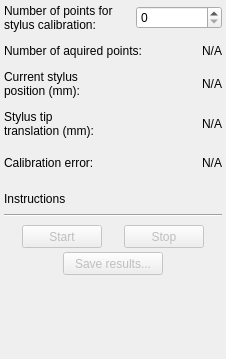
Above: PlusApp/fCal/Toolboxes/StylusCalibrationToolbox.ui from PlusToolkit/PlusApp before the change; both pictures show x 0 to 226 and y 0 to 359 of the 226 by 560 pixel window. Below: the same form after it.
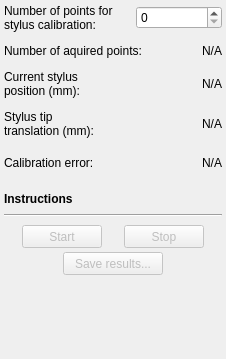
That is the form after the change.

Commit message: Fixed #375: Open result buttons changed to import; Open phantom definition function removed from Phantom registration toolbox because it should not change in course of a calibration (can also introduce lots of errors); Bugs fixed related to reset cameras and button states

What changed in the file:
```diff
--- a/PlusApp/fCal/Toolboxes/StylusCalibrationToolbox.ui
+++ b/PlusApp/fCal/Toolboxes/StylusCalibrationToolbox.ui
@@ -285,6 +285,12 @@
    </item>
    <item>
     <widget class="QLabel" name="label_Instructions">
+     <property name="font">
+      <font>
+       <weight>75</weight>
+       <bold>true</bold>
+      </font>
+     </property>
      <property name="text">
       <string>Instructions</string>
      </property>
```
The commit also changes 8 other files.
